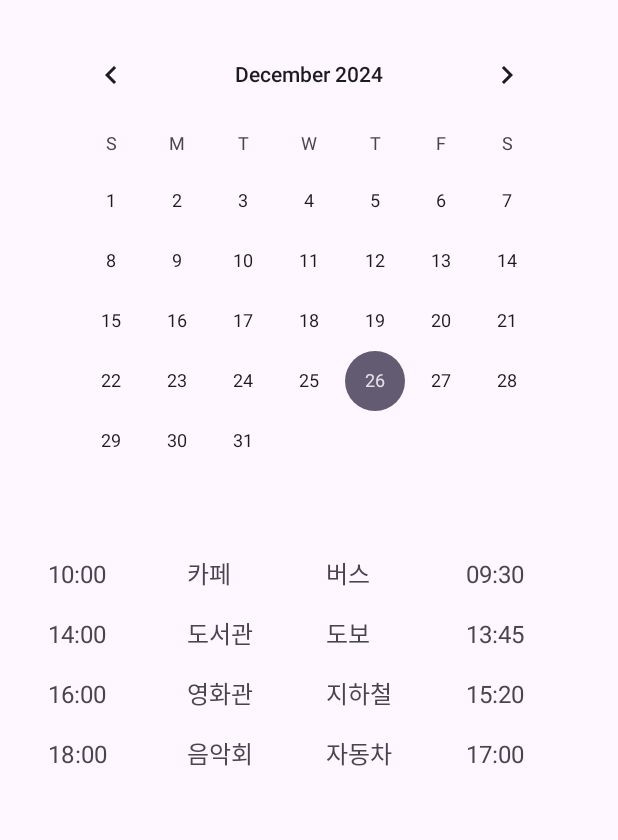
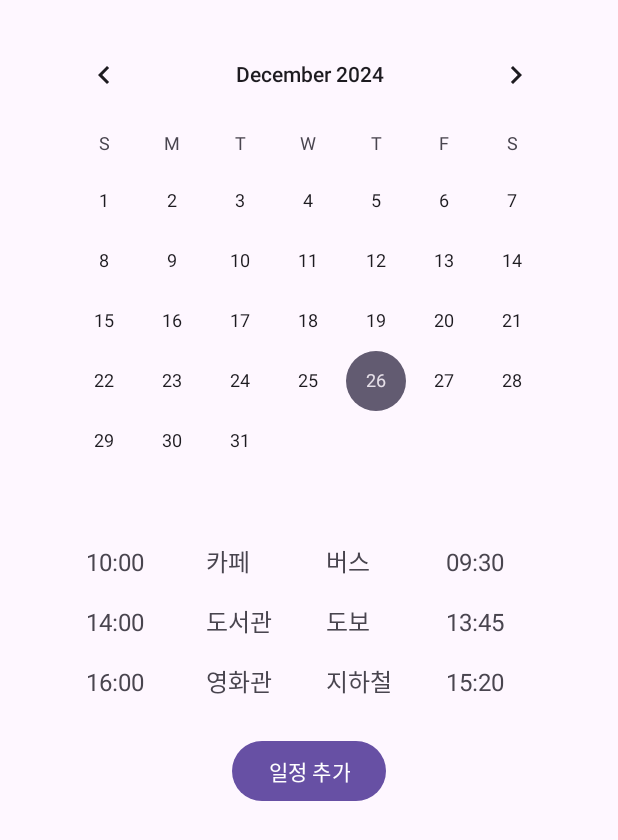
Before and after one commit to sunny-sally/TimeToGo, an Android app: the screen it shows after launch (MainActivity), on a phone screen of 412 x 824 dp. Shown: the top 840 px of the screen. Run offline under Robolectric (Android 15) with nearby library versions, the phone set to English and light mode, and no system bars.

Commit message:
일정추가 버튼 추가

```diff
--- a/app/src/main/java/com/example/timetogo/MainActivity.kt
+++ b/app/src/main/java/com/example/timetogo/MainActivity.kt
@@ -1,6 +1,8 @@
 package com.example.timetogo
 
+import android.content.Intent
 import android.os.Bundle
+import android.widget.Button
 import android.widget.CalendarView
 import android.widget.Toast
 import androidx.appcompat.app.AppCompatActivity
@@ -14,6 +16,8 @@ class MainActivity : AppCompatActivity() {
     private val scheduleList = mutableListOf<Schedule>() // 일정 리스트
     private lateinit var scheduleAdapter: ScheduleAdapter
 
+    private lateinit var addScheduleButton: Button
+
     override fun onCreate(savedInstanceState: Bundle?) {
         super.onCreate(savedInstanceState)
         setContentView(R.layout.activity_main)
@@ -21,6 +25,8 @@ class MainActivity : AppCompatActivity() {
         // UI 초기화
         calendarView = findViewById(R.id.calendarView)
         scheduleRecyclerView = findViewById(R.id.scheduleRecyclerView)
+
+        addScheduleButton = findViewById(R.id.addScheduleButton)
 
         // RecyclerView 설정
         scheduleAdapter = ScheduleAdapter(scheduleList)
@@ -44,6 +50,12 @@ class MainActivity : AppCompatActivity() {
             // 선택한 날짜를 Toast로 출력
             Toast.makeText(this, "선택한 날짜: $selectedDate", Toast.LENGTH_SHORT).show()
         }
+
+        // 일정 추가 버튼 클릭 시 AddScheduleActivity로 이동
+        addScheduleButton.setOnClickListener {
+            val intent = Intent(this, AddScheduleActivity::class.java)
+            startActivityForResult(intent, 100)
+        }
     }
 
     // 선택한 날짜의 일정 필터링
@@ -61,4 +73,18 @@ class MainActivity : AppCompatActivity() {
         scheduleAdapter.updateSchedules(filteredSchedules)
     }
 
+    // AddScheduleActivity에서 데이터를 받아오는 메소드
+    override fun onActivityResult(requestCode: Int, resultCode: Int, data: Intent?) {
+        super.onActivityResult(requestCode, resultCode, data)
+
+        if (requestCode == 100 && resultCode == RESULT_OK) {
+            val newSchedule = data?.getSerializableExtra("newSchedule") as? Schedule
+            newSchedule?.let {
+                // 새 일정을 RecyclerView에 추가
+                // scheduleAdapter.addSchedule(it) 또는 scheduleList에 추가 후 업데이트
+                scheduleList.add(it)
+                scheduleAdapter.notifyDataSetChanged()
+            }
+        }
+    }
 }
--- a/app/src/main/res/layout/activity_main.xml
+++ b/app/src/main/res/layout/activity_main.xml
@@ -8,37 +8,40 @@
     tools:context=".MainActivity">
 
     <!-- CalendarView -->
+
+    <!-- RecyclerView -->
+
     <android.widget.CalendarView
         android:id="@+id/calendarView"
+        android:layout_width="360dp"
+        android:layout_height="330dp"
+        android:layout_marginTop="16dp"
+        app:layout_constraintEnd_toEndOf="parent"
+        app:layout_constraintHorizontal_bias="0.515"
+        app:layout_constraintStart_toStartOf="parent"
+        app:layout_constraintTop_toTopOf="parent" />
+
+    <androidx.recyclerview.widget.RecyclerView
+        android:id="@+id/scheduleRecyclerView"
+        android:layout_width="360dp"
+        android:layout_height="120dp"
+        android:layout_marginTop="8dp"
+        app:layout_constraintBottom_toBottomOf="parent"
+        app:layout_constraintBottom_toTopOf="@id/addScheduleButton"
+        app:layout_constraintEnd_toEndOf="parent"
+        app:layout_constraintHorizontal_bias="0.488"
+        app:layout_constraintStart_toStartOf="parent"
+        app:layout_constraintTop_toBottomOf="@id/calendarView"
+        app:layout_constraintVertical_bias="0.0" />
+
+    <Button
+        android:id="@+id/addScheduleButton"
         android:layout_width="wrap_content"
         android:layout_height="wrap_content"
-        app:layout_constraintTop_toTopOf="parent"
+        android:layout_marginTop="16dp"
+        android:text="일정 추가"
+        app:layout_constraintEnd_toEndOf="parent"
         app:layout_constraintStart_toStartOf="parent"
-        app:layout_constraintEnd_toEndOf="parent"
-        android:layout_marginTop="16dp"/>
-
-    <!-- RecyclerView -->
-    <androidx.recyclerview.widget.RecyclerView
-        android:id="@+id/scheduleRecyclerView"
-        android:layout_width="0dp"
-        android:layout_height="0dp"
-        app:layout_constraintTop_toBottomOf="@id/calendarView"
-        app:layout_constraintStart_toStartOf="parent"
-        app:layout_constraintEnd_toEndOf="parent"
-        app:layout_constraintBottom_toBottomOf="parent"
-        android:layout_marginTop="8dp"
-         />
-<!--    app:layout_constraintBottom_toTopOf="@id/addScheduleButton"-->
-    <!-- addScheduleButton -->
-<!--    <Button-->
-<!--        android:id="@+id/addScheduleButton"-->
-<!--        android:layout_width="wrap_content"-->
-<!--        android:layout_height="wrap_content"-->
-<!--        android:text="일정 추가"-->
-<!--        app:layout_constraintTop_toBottomOf="@id/scheduleRecyclerView"-->
-<!--        app:layout_constraintStart_toStartOf="parent"-->
-<!--        app:layout_constraintEnd_toEndOf="parent"-->
-<!--        android:layout_marginTop="16dp"-->
-<!--        android:layout_gravity="center_horizontal" />-->
+        app:layout_constraintTop_toBottomOf="@id/scheduleRecyclerView" />
 
 </androidx.constraintlayout.widget.ConstraintLayout>
```
Also changed, not shown: app/src/main/java/com/example/timetogo/Schedule.kt (+37 -2 lines).
